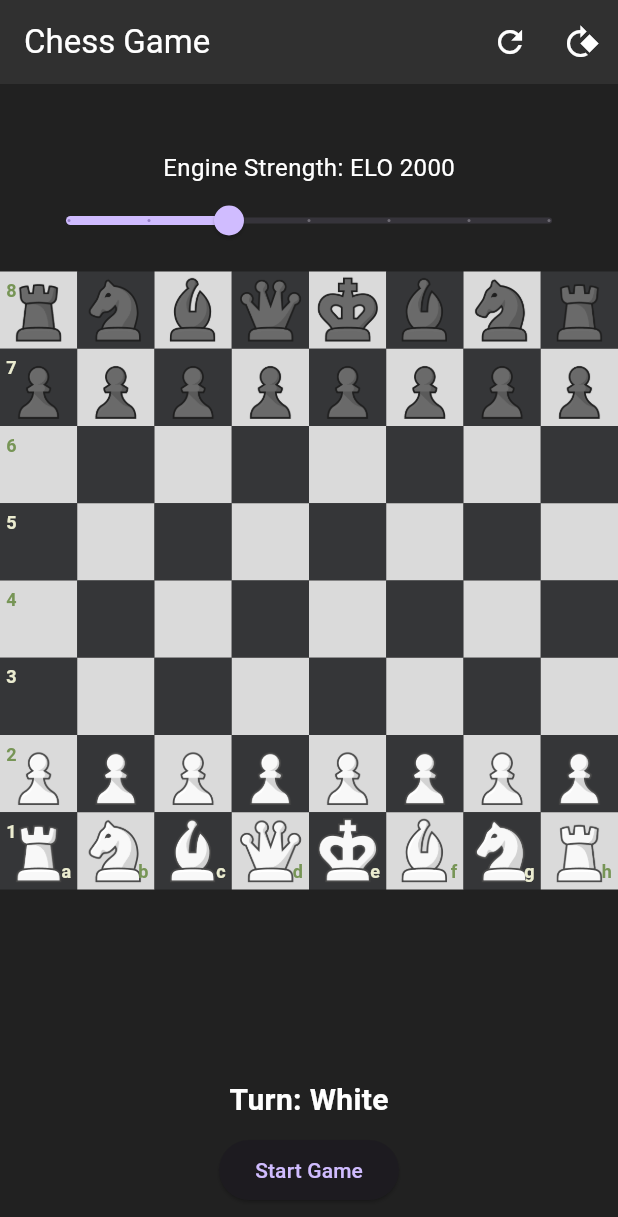
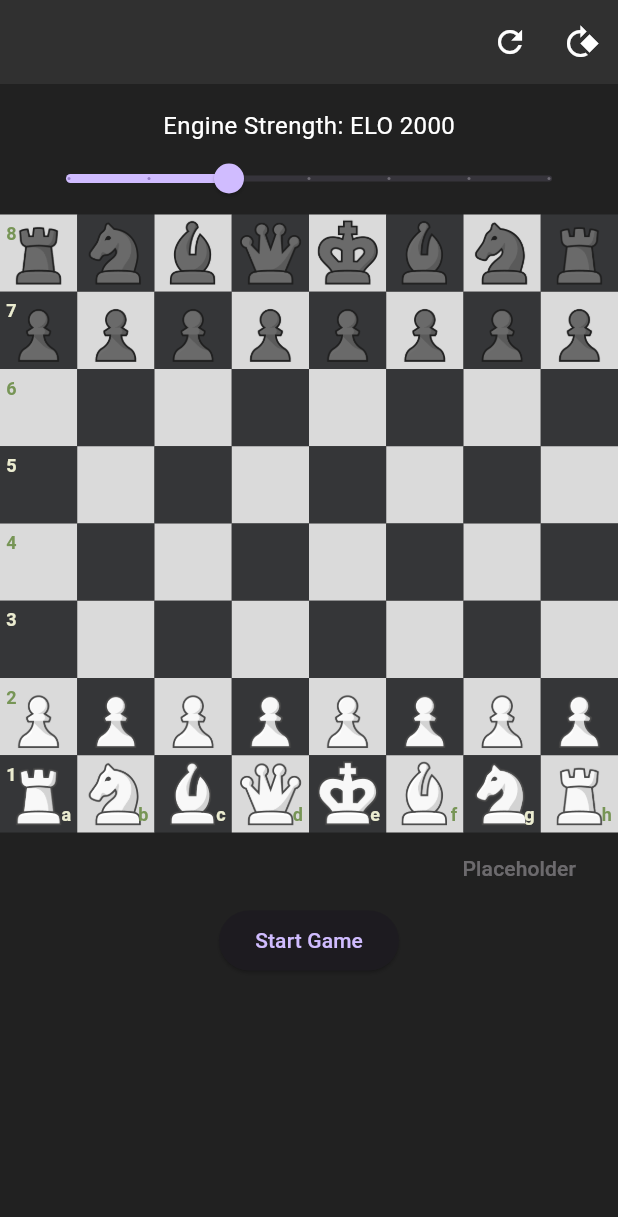
Before and after one commit to GuoruiDai/ai_chess, a Flutter app: the screen it shows after launch, on a phone screen of 412 x 824 dp. Shown: the top 1217 px of the screen. Run offline on Flutter 3.47's test engine with Material 3 defaults, Android fonts, the phone set to English and light mode, and no system bars; missing offline and left inert: stockfish; statements that could not run were skipped.

Commit message:
ui updates

```diff
--- a/lib/chess_board.dart
+++ b/lib/chess_board.dart
@@ -10,6 +10,8 @@ class Square extends StatelessWidget {
   final VoidCallback? onTap;
   final String? rankLabel;
   final String? fileLabel;
+  final bool isInCheck;
+  final Color checkHighlightColor;
 
   const Square({
     super.key,
@@ -20,6 +22,8 @@ class Square extends StatelessWidget {
     required this.onTap,
     this.rankLabel,
     this.fileLabel,
+    this.isInCheck = false,
+    this.checkHighlightColor = const Color(0x55FF0000),
   });
 
   String _getPieceImage(chess_lib.PieceType type) {
@@ -50,6 +54,14 @@ class Square extends StatelessWidget {
           Container(
             color: baseColor,
           ),
+
+          // Check highlight
+          if (isInCheck)
+            Positioned.fill(
+              child: Container(
+                color: checkHighlightColor,
+              ),
+            ),
 
           // Glow effect for both selected square and valid moves
           if (isSelected || isValidMove)
@@ -128,6 +140,8 @@ class ChessBoard extends StatelessWidget {
   final List<chess_lib.Move> validMoves;
   final bool isFlipped;
   final void Function(int)? onSquareSelected;
+  final int? checkHighlight;
+  final Color checkHighlightColor;
 
   const ChessBoard({
     super.key,
@@ -136,6 +150,8 @@ class ChessBoard extends StatelessWidget {
     required this.validMoves,
     required this.isFlipped,
     required this.onSquareSelected,
+    this.checkHighlight,
+    this.checkHighlightColor = const Color(0x55FF0000),
   });
 
   int _gridIndexToSquare(int index) {
@@ -166,6 +182,7 @@ class ChessBoard extends StatelessWidget {
         final piece = chess.board[square];
         final isSelected = selectedSquare == square;
         final isValidMove = validMoves.any((m) => m.to == square);
+        final isInCheck = checkHighlight == square;
 
         final file = square % 16;
         final rank = square ~/ 16;
@@ -174,7 +191,6 @@ class ChessBoard extends StatelessWidget {
         // Determine rank label (only for leftmost column)
         String? rankLabel;
         if (gridCol == 0) {
-          // Rank labels are always 8-1 from top to bottom
           final rankNumber = isFlipped ? (gridRow + 1) : (8 - gridRow);
           rankLabel = rankNumber.toString();
         }
@@ -182,7 +198,6 @@ class ChessBoard extends StatelessWidget {
         // Determine file label (only for bottom row)
         String? fileLabel;
         if (gridRow == 7) {
-          // File labels are always a-h from left to right
           final fileChar = isFlipped ?
               String.fromCharCode(104 - gridCol) : // 'h' (ASCII 104) down to 'a'
               String.fromCharCode(97 + gridCol);   // 'a' (ASCII 97) up to 'h'
@@ -197,6 +212,8 @@ class ChessBoard extends StatelessWidget {
           onTap: () => onSquareSelected?.call(square),
           rankLabel: rankLabel,
           fileLabel: fileLabel,
+          isInCheck: isInCheck,
+          checkHighlightColor: checkHighlightColor,
         );
       },
     );
--- a/lib/game_page.dart
+++ b/lib/game_page.dart
@@ -2,7 +2,6 @@ import 'package:flutter/material.dart';
 import 'stockfish_engine.dart';
 import 'chess.dart' as chess_lib;
 import 'chess_board.dart';
-
 
 class GamePage extends StatefulWidget {
   const GamePage({super.key});
@@ -13,12 +12,12 @@ class GamePage extends StatefulWidget {
 
 class _GamePageState extends State<GamePage> {
   late chess_lib.Chess chess;
+  late StockfishEngine stockfishEngine;
+  bool gameStarted = false;
+  bool isPlayerAsBlack = false;
+  int _opponentElo = 2000;
   int? selectedSquare;
   List<chess_lib.Move> validMoves = [];
-  bool isPlayerAsBlack = false;
-  bool gameStarted = false;
-  int _opponentElo = 2000;
-  late StockfishEngine stockfishEngine;
   bool isEngineThinking = false;
 
   @override
@@ -36,16 +35,15 @@ class _GamePageState extends State<GamePage> {
 
   void _initializeGame() {
     chess = chess_lib.Chess();
+    gameStarted = false;
     selectedSquare = null;
     validMoves = [];
-    gameStarted = false;
     isEngineThinking = false;
   }
 
   void _startGame() {
     setState(() {
       gameStarted = true;
-      // If player is black, engine makes first move
       if (isPlayerAsBlack) {
         _getEngineMove();
       }
@@ -53,12 +51,10 @@ class _GamePageState extends State<GamePage> {
   }
 
   void _handleEngineMove(String moveUci) {
-    // Parse UCI move (e.g. 'e2e4' or 'h7h8q')
     final from = moveUci.substring(0, 2);
     final to = moveUci.substring(2, 4);
     final promotion = moveUci.length > 4 ? moveUci[4].toLowerCase() : null;
 
-    // Find matching legal move
     final moves = chess.generate_moves();
     chess_lib.Move? engineMove;
 
@@ -124,7 +120,6 @@ class _GamePageState extends State<GamePage> {
     if (chess.game_over) {
       _showGameOverDialog();
     } else if (mounted) {
-      // Check if engine should respond
       final isEngineTurn = (isPlayerAsBlack && chess.turn == chess_lib.Color.WHITE) ||
                           (!isPlayerAsBlack && chess.turn == chess_lib.Color.BLACK);
 
@@ -137,13 +132,11 @@ class _GamePageState extends State<GamePage> {
   void _handleUndo() {
     if (!gameStarted || isEngineThinking) return;
 
-    // Check if it's the player's turn
     final isPlayerTurn = (isPlayerAsBlack && chess.turn == chess_lib.Color.BLACK) ||
                         (!isPlayerAsBlack && chess.turn == chess_lib.Color.WHITE);
 
     if (!isPlayerTurn) return;
 
-    // Undo twice to go back to player's turn
     final firstUndo = chess.undo_move();
     final secondUndo = chess.undo_move();
 
@@ -153,6 +146,18 @@ class _GamePageState extends State<GamePage> {
         validMoves = [];
       });
     }
+  }
+
+  int? _getKingSquare(chess_lib.Color color) {
+    for (int square = 0; square < 128; square++) {
+      final piece = chess.board[square];
+      if (piece != null &&
+          piece.type == chess_lib.PieceType.KING &&
+          piece.color == color) {
+        return square;
+      }
+    }
+    return null;
   }
 
   void _showGameOverDialog() {
@@ -189,21 +194,12 @@ class _GamePageState extends State<GamePage> {
       appBar: AppBar(
         title: isEngineThinking
             ? const Text("Engine is thinking...")
-            : const Text("Chess Game"),
+            : const Text(''),
         actions: [
           if (isEngineThinking)
             const Padding(
               padding: EdgeInsets.all(8.0),
               child: CircularProgressIndicator(),
-            ),
-          // Show undo button only during player's turn
-          if (gameStarted &&
-              ((isPlayerAsBlack && chess.turn == chess_lib.Color.BLACK) ||
-               (!isPlayerAsBlack && chess.turn == chess_lib.Color.WHITE)))
-            IconButton(
-              icon: const Icon(Icons.undo),
-              onPressed: _handleUndo,
-              tooltip: 'Undo last move',
             ),
           IconButton(
             icon: const Icon(Icons.refresh),
@@ -224,16 +220,11 @@ class _GamePageState extends State<GamePage> {
       ),
       body: Column(
         children: [
-          Text(
-            chess.in_check ? "CHECK!" : "",
-            style: const TextStyle(
-              color: Colors.red,
-              fontSize: 24,
-              fontWeight: FontWeight.bold,
-            ),
-          ),
+          // Fixed space between app bar and board
+          const SizedBox(height: 16),
+          // Engine strength slider (only visible before game starts)
           if (!gameStarted) Padding(
-            padding: const EdgeInsets.symmetric(horizontal: 20.0, vertical: 10.0),
+            padding: const EdgeInsets.symmetric(horizontal: 20.0),
             child: Column(
               children: [
                 Text(
@@ -244,7 +235,7 @@ class _GamePageState extends State<GamePage> {
                   value: _opponentElo.toDouble(),
                   min: 1200,
                   max: 3600,
-                  divisions: 6, // (3600-1200)/400 = 6 steps
+                  divisions: 6,
                   label: _opponentElo == 3600 ? '3600' : 'ELO $_opponentElo',
                   onChanged: (value) {
                     setState(() {
@@ -255,7 +246,9 @@ class _GamePageState extends State<GamePage> {
               ],
             ),
           ),
-          Expanded(
+          // Fixed aspect ratio container for the chess board
+          AspectRatio(
+            aspectRatio: 1,
             child: AbsorbPointer(
               absorbing: isEngineThinking,
               child: ChessBoard(
@@ -264,16 +257,38 @@ class _GamePageState extends State<GamePage> {
                 validMoves: validMoves,
                 isFlipped: isPlayerAsBlack,
                 onSquareSelected: _handleSquareTap,
+                checkHighlight: chess.in_check ? _getKingSquare(chess.turn) : null,
+                checkHighlightColor: const Color.fromARGB(160, 255, 60, 60),
               ),
             ),
           ),
-          Padding(
-            padding: const EdgeInsets.all(8.0),
-            child: Text(
-              "Turn: ${chess.turn == chess_lib.Color.WHITE ? 'White' : 'Black'}",
-              style: const TextStyle(
-                fontSize: 20,
-                fontWeight: FontWeight.bold,
+          // Fixed height row for buttons below the board
+          SizedBox(
+            height: 48,
+            child: Padding(
+              padding: const EdgeInsets.symmetric(horizontal: 16.0),
+              child: Row(
+                mainAxisAlignment: MainAxisAlignment.spaceBetween,
+                children: [
+                  // Undo button (left side)
+                  if (gameStarted &&
+                      ((isPlayerAsBlack && chess.turn == chess_lib.Color.BLACK) ||
+                       (!isPlayerAsBlack && chess.turn == chess_lib.Color.WHITE)))
+                    TextButton(
+                      onPressed: _handleUndo,
+                      child: const Text('Undo'),
+                    )
+                  else
+                    const TextButton(
+                      onPressed: null,
+                      child: Text(''),
+                    ),
+                  // Placeholder button (right side)
+                  const TextButton(
+                    onPressed: null,
+                    child: Text('Placeholder'),
+                  ),
+                ],
               ),
             ),
           ),
```
